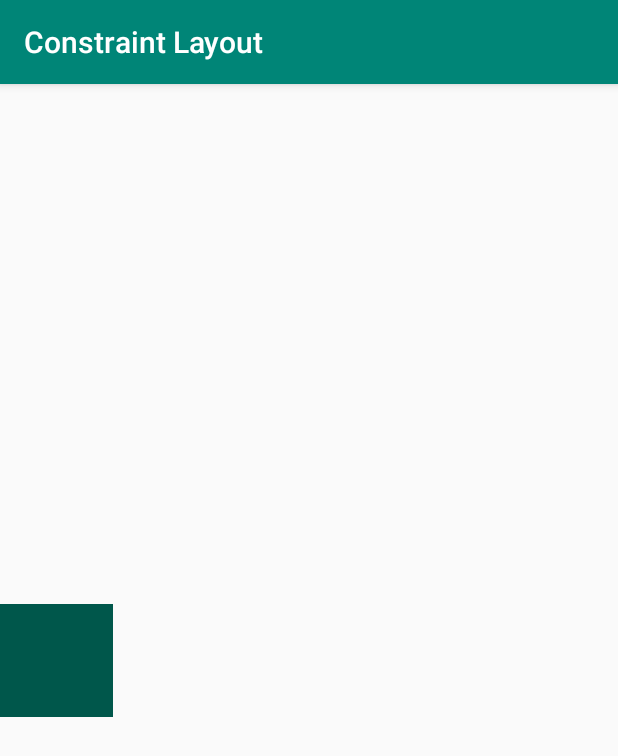
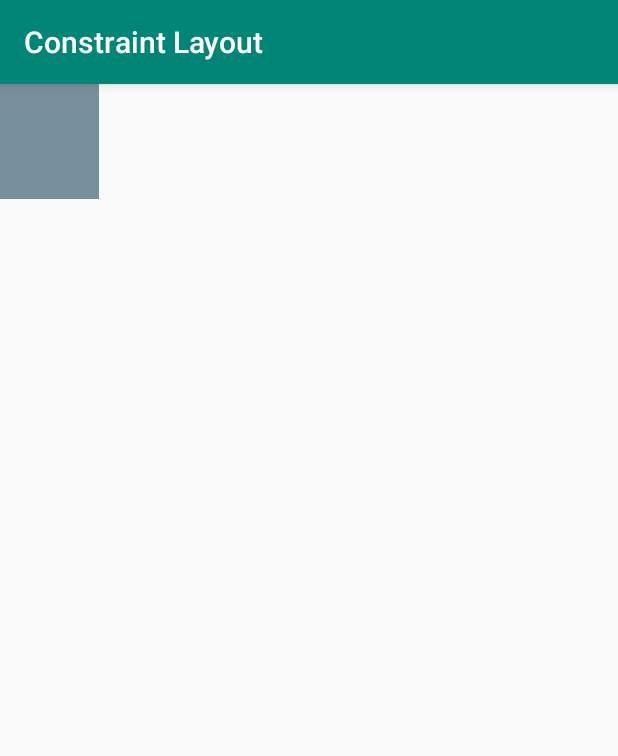
Before and after one commit to SkytranX/Constraint_Layout, an Android app: the screen it shows after launch (Grid_Activity), on a phone screen of 412 x 824 dp. Shown: the top 756 px of the screen. Run offline under Robolectric (Android 15) with nearby library versions, the phone set to English and light mode, and no system bars.

Commit message:
basic layout

```diff
--- a/app/src/main/res/layout/grid_layout.xml
+++ b/app/src/main/res/layout/grid_layout.xml
@@ -1,35 +1,115 @@
 <?xml version="1.0" encoding="utf-8"?>
 <androidx.constraintlayout.widget.ConstraintLayout xmlns:android="http://schemas.android.com/apk/res/android"
     xmlns:app="http://schemas.android.com/apk/res-auto"
+    xmlns:tools="http://schemas.android.com/tools"
     android:orientation="vertical"
     android:layout_width="match_parent"
     android:layout_height="match_parent">
-    <ImageView
-        android:id="@+id/btn_main"
-        android:layout_width="75dp"
-        android:layout_height="75dp"
+
+    <!--HorizontalGuide-->
+    <androidx.constraintlayout.widget.Guideline
+        android:id="@+id/h_1"
+        android:layout_width="wrap_content"
+        android:layout_height="wrap_content"
+        android:orientation="horizontal"
+        app:layout_constraintGuide_percent=".10"/>
+       <androidx.constraintlayout.widget.Guideline
+        android:id="@+id/h_2"
+        android:layout_width="wrap_content"
+        android:layout_height="wrap_content"
+        android:orientation="horizontal"
+        app:layout_constraintGuide_percent=".20"/>
+       <androidx.constraintlayout.widget.Guideline
+        android:id="@+id/h_3"
+        android:layout_width="wrap_content"
+        android:layout_height="wrap_content"
+        android:orientation="horizontal"
+        app:layout_constraintGuide_percent=".30"/>
+       <androidx.constraintlayout.widget.Guideline
+        android:id="@+id/h_4"
+        android:layout_width="wrap_content"
+        android:layout_height="wrap_content"
+        android:orientation="horizontal"
+        app:layout_constraintGuide_percent=".40"/>
+       <androidx.constraintlayout.widget.Guideline
+        android:id="@+id/h_5"
+        android:layout_width="wrap_content"
+        android:layout_height="wrap_content"
+        android:orientation="horizontal"
+        app:layout_constraintGuide_percent=".50"/>
+       <androidx.constraintlayout.widget.Guideline
+        android:id="@+id/h_6"
+        android:layout_width="wrap_content"
+        android:layout_height="wrap_content"
+        android:orientation="horizontal"
+        app:layout_constraintGuide_percent=".60"/>
+       <androidx.constraintlayout.widget.Guideline
+        android:id="@+id/h_7"
+        android:layout_width="wrap_content"
+        android:layout_height="wrap_content"
+        android:orientation="horizontal"
+        app:layout_constraintGuide_percent=".70"/>
+        <androidx.constraintlayout.widget.Guideline
+        android:id="@+id/h_8"
+        android:layout_width="wrap_content"
+        android:layout_height="wrap_content"
+        android:orientation="horizontal"
+        app:layout_constraintGuide_percent=".80"/>
+        <androidx.constraintlayout.widget.Guideline
+        android:id="@+id/h_9"
+        android:layout_width="wrap_content"
+        android:layout_height="wrap_content"
+        android:orientation="horizontal"
+        app:layout_constraintGuide_percent=".90"/>
+
+    <!--VerticalGuide-->
+    <androidx.constraintlayout.widget.Guideline
+        android:id="@+id/v_1"
+        android:layout_width="wrap_content"
+        android:layout_height="wrap_content"
+        android:orientation="vertical"
+        app:layout_constraintGuide_percent=".16"/>
+    <androidx.constraintlayout.widget.Guideline
+        android:id="@+id/v_2"
+        android:layout_width="wrap_content"
+        android:layout_height="wrap_content"
+        android:orientation="vertical"
+        app:layout_constraintGuide_percent=".33"/>
+    <androidx.constraintlayout.widget.Guideline
+        android:id="@+id/v_3"
+        android:layout_width="wrap_content"
+        android:layout_height="wrap_content"
+        android:orientation="vertical"
+        app:layout_constraintGuide_percent=".50"/>
+    <androidx.constraintlayout.widget.Guideline
+        android:id="@+id/v_4"
+        android:layout_width="wrap_content"
+        android:layout_height="wrap_content"
+        android:orientation="vertical"
+        app:layout_constraintGuide_percent=".67"/>
+    <androidx.constraintlayout.widget.Guideline
+        android:id="@+id/v_5"
+        android:layout_width="wrap_content"
+        android:layout_height="wrap_content"
+        android:orientation="vertical"
+        app:layout_constraintGuide_percent=".84"/>
+<!--TextLayout-->
+    <TextView
+        android:id="@+id/r_1"
+        android:layout_width="0dp"
+        android:layout_height="0dp"
+        app:layout_constraintTop_toTopOf="parent"
         app:layout_constraintStart_toStartOf="parent"
-        app:layout_constraintBottom_toBottomOf="parent"
-        app:layout_constraintTop_toTopOf="parent"
-        android:background="@color/colorPrimaryDark"
-        />
-    <ImageView
-        android:id="@+id/btn_top_1"
-        android:layout_width="75dp"
-        android:layout_height="75dp"
-        app:layout_constraintStart_toStartOf="parent"
-        app:layout_constraintBottom_toBottomOf="parent"
-        app:layout_constraintTop_toTopOf="parent"
-        android:background="@color/colorPrimaryDark"
-        />
-    <ImageView
-        android:id="@+id/btn_bttm_1"
-        android:layout_width="75dp"
-        android:layout_height="75dp"
-        app:layout_constraintStart_toStartOf="parent"
-        app:layout_constraintBottom_toBottomOf="parent"
-        app:layout_constraintTop_toTopOf="parent"
-        android:background="@color/colorPrimaryDark"
-        />
+        app:layout_constraintEnd_toEndOf="@id/v_1"
+        app:layout_constraintBottom_toTopOf="@id/h_1"
+        android:background="@color/blue_grey_400"/>
+    <TextView
+        android:id="@+id/r_2"
+        android:layout_width="0dp"
+        android:layout_height="0dp"
+        app:layout_constraintTop_toTopOf=""
+        app:layout_constraintStart_toStartOf=""
+        app:layout_constraintEnd_toEndOf=""
+        app:layout_constraintBottom_toTopOf=""/>
 
 </androidx.constraintlayout.widget.ConstraintLayout>
```
